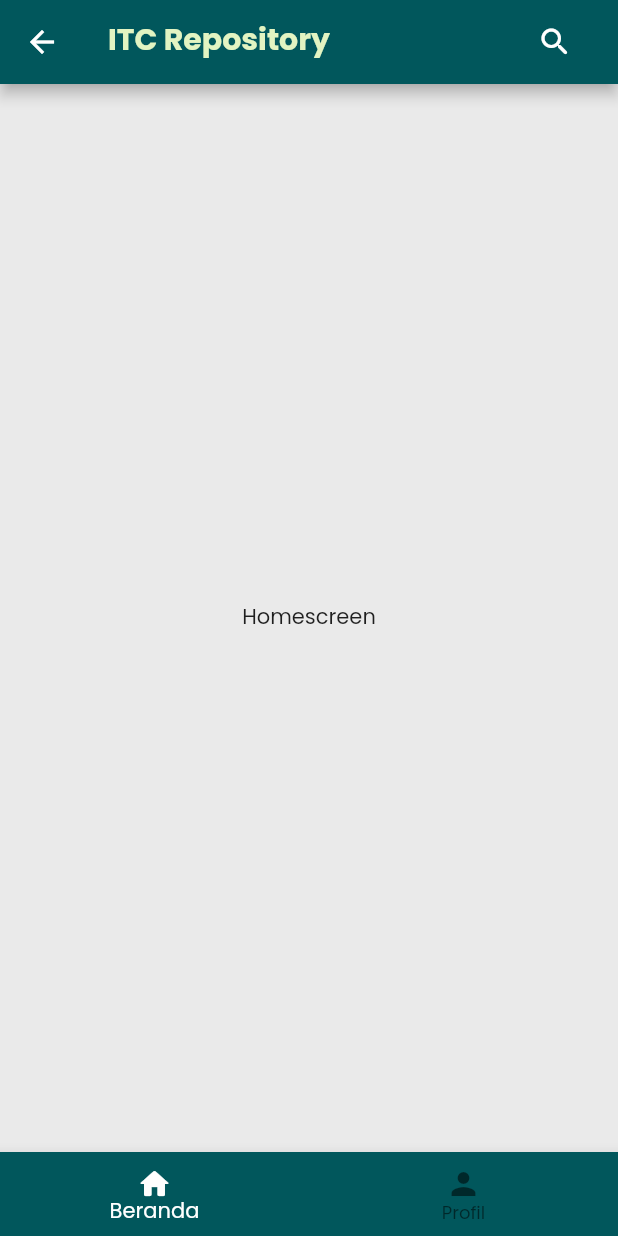
After one commit to handiism/repo, a Flutter app: the BottomNavRepo screen opened directly, on a phone screen of 412 x 824 dp. The commit adds this screen. Run offline on Flutter 3.47's test engine with Material 2 defaults, Android fonts, the phone set to English and light mode, and no system bars; our stand-ins replace get.

Commit message:
feat: Homescreen + appbar + bottomnav

```diff
--- a/lib/controllers/login_controller.dart
+++ b/lib/controllers/login_controller.dart
@@ -2,6 +2,7 @@ import 'package:flutter/cupertino.dart';
 import 'package:get/get.dart';
 import 'package:repo/models/user/login.dart';
 import 'package:repo/services/user_service.dart';
+import 'package:repo/views/widgets/bottom_navigation_widget.dart';
 import 'package:repo/views/widgets/snackbar_widget.dart';
 
 class LoginController extends GetxController {
@@ -14,6 +15,9 @@ class LoginController extends GetxController {
     try {
       var response = await service.login(userLoginRequest);
       debugPrint(response.data.user.toJson().toString());
+      if (response.status == 'success') {
+        Get.offAll(const BottomNavRepo());
+      }
     } catch (e) {
       snackbarRepo('Kesalahan Login', 'Email/Username/Password Salah');
     }
--- a/lib/core/routes/api_routes.dart
+++ b/lib/core/routes/api_routes.dart
@@ -1,5 +1,5 @@
 abstract class ApiRoutesRepo {
-  static const String baseUrl = 'http://34.101.216.127:3000';
+  static const String baseUrl = 'http://192.168.8.100:3000';
   static const String login = '/user/login';
   static const String forgot = '/password-reset';
   static const String register = '/user/register';
--- a/lib/core/shared/colors.dart
+++ b/lib/core/shared/colors.dart
@@ -4,4 +4,5 @@ abstract class ColorsRepo {
   static const String lightGray = '#EAEAEA';
   static const String darkGray = '#7C7C7C';
   static const String redColorDanger = '#E42F2F';
+  static const String accentColor = '#E2F4C2';
 }
--- a/lib/services/user_service.dart
+++ b/lib/services/user_service.dart
@@ -11,7 +11,8 @@ class UserService extends GetConnect implements GetxService {
         headers: {'Content-Type': 'application/json; charset=UTF-8'});
 
     if (response.statusCode != 200) {
-      throw Error();
+      // ignore: avoid_print
+      print(response.statusCode);
     }
 
     return BaseResponse<UserLoginResponseWrapper>.fromJson(
--- /dev/null
+++ b/lib/views/screens/home_screen.dart
@@ -0,0 +1,43 @@
+import 'package:flutter/material.dart';
+import 'package:repo/core/shared/colors.dart';
+import 'package:repo/core/utils/formatting.dart';
+
+class HomeScreen extends StatefulWidget {
+  const HomeScreen({super.key});
+
+  @override
+  State<HomeScreen> createState() => _HomeScreenState();
+}
+
+class _HomeScreenState extends State<HomeScreen> {
+  @override
+  Widget build(BuildContext context) {
+    return Scaffold(
+      backgroundColor: hexToColor(ColorsRepo.lightGray),
+      appBar: AppBar(
+        backgroundColor: hexToColor(ColorsRepo.primaryColor),
+        title: Text(
+          'ITC Repository',
+          style: TextStyle(
+            color: hexToColor(ColorsRepo.accentColor),
+            fontWeight: FontWeight.bold,
+          ),
+        ),
+        actions: [
+          IconButton(
+            padding: const EdgeInsets.only(right: 30),
+            onPressed: () {},
+            icon: const Icon(
+              Icons.search_rounded,
+            ),
+          )
+        ],
+      ),
+      body: const Center(
+        child: Text(
+          'Homescreen',
+        ),
+      ),
+    );
+  }
+}
--- a/lib/views/screens/login_screen.dart
+++ b/lib/views/screens/login_screen.dart
@@ -61,7 +61,7 @@ class _LoginScreenState extends State<LoginScreen> {
                 ),
                 TextFieldRepo(
                   textController: _emailController,
-                  hintText: 'Email',
+                  hintText: 'Email/Username',
                 ),
                 const SizedBox(
                   height: 24,
--- /dev/null
+++ b/lib/views/widgets/bottom_navigation_widget.dart
@@ -0,0 +1,52 @@
+import 'package:flutter/material.dart';
+import 'package:repo/views/screens/home_screen.dart';
+
+import '../../core/shared/colors.dart';
+import '../../core/utils/formatting.dart';
+import '../screens/profile_screen.dart';
+
+class BottomNavRepo extends StatefulWidget {
+  const BottomNavRepo({super.key});
+
+  @override
+  State<BottomNavRepo> createState() => _BottomNavRepoState();
+}
+
+class _BottomNavRepoState extends State<BottomNavRepo> {
+  int _selectedIndex = 0;
+  static const List<Widget> _widgetOptions = [
+    HomeScreen(),
+    ProfileScreen(),
+  ];
+  void _onItemTapped(int index) {
+    setState(() {
+      _selectedIndex = index;
+    });
+  }
+
+  @override
+  Widget build(BuildContext context) {
+    return Scaffold(
+      resizeToAvoidBottomInset: false,
+      body: Center(
+        child: _widgetOptions.elementAt(_selectedIndex),
+      ),
+      bottomNavigationBar: BottomNavigationBar(
+        backgroundColor: hexToColor(ColorsRepo.primaryColor),
+        items: const [
+          BottomNavigationBarItem(
+            icon: Icon(Icons.home_rounded),
+            label: 'Beranda',
+          ),
+          BottomNavigationBarItem(
+            icon: Icon(Icons.person),
+            label: 'Profil',
+          ),
+        ],
+        selectedItemColor: Colors.white,
+        currentIndex: _selectedIndex,
+        onTap: _onItemTapped,
+      ),
+    );
+  }
+}
```
Also changed, not shown: lib/views/screens/profile_screen.dart (added, +35 -0 lines), assets/images/placeholder.png (added).
